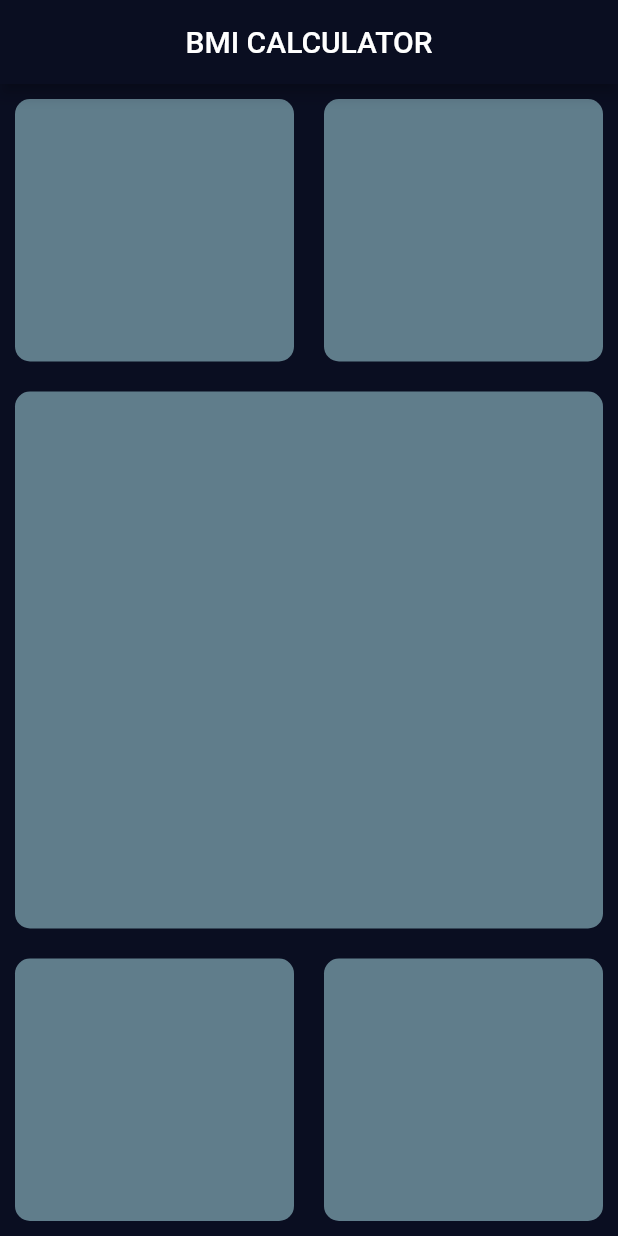
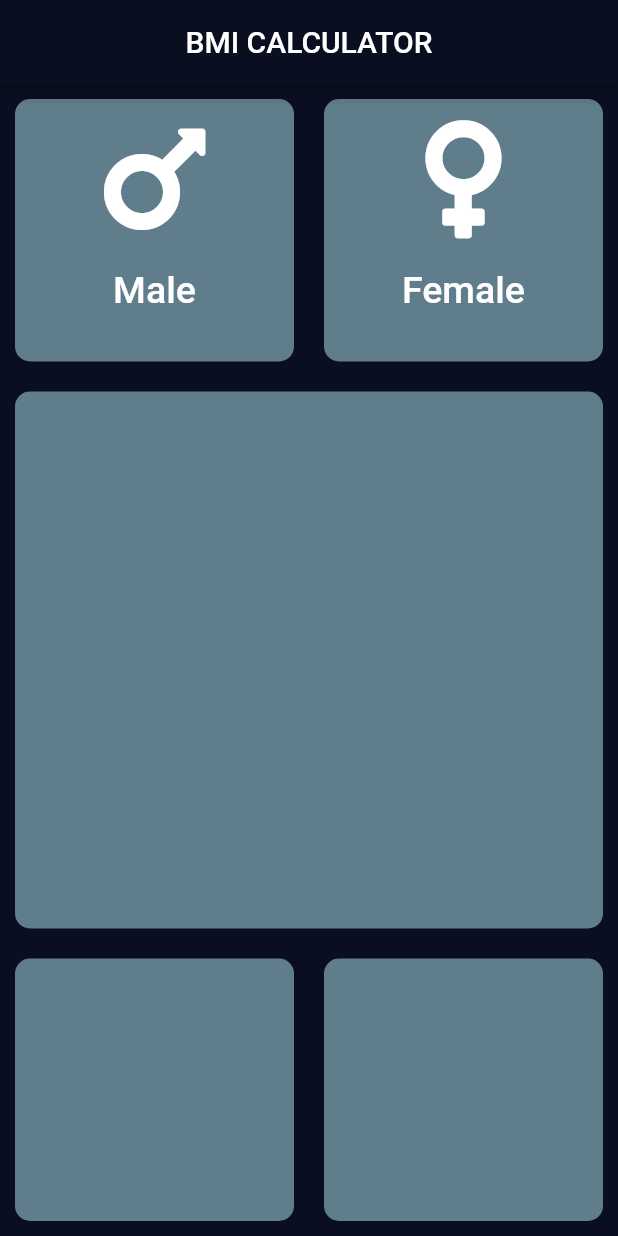
Before and after one commit to Subhradeep10/BMI_Calculator, a Flutter app: the screen it shows after launch, on a phone screen of 412 x 824 dp. Run offline on Flutter 3.47's test engine with Material 2 defaults, Android fonts, the phone set to English and light mode, and no system bars; our stand-ins replace font_awesome_flutter.

Commit message:
male and female icons are added

```diff
--- a/lib/input_page.dart
+++ b/lib/input_page.dart
@@ -1,5 +1,6 @@
 import 'package:flutter/cupertino.dart';
 import 'package:flutter/material.dart';
+import 'package:font_awesome_flutter/font_awesome_flutter.dart';
 
 class InputPage extends StatefulWidget {
   @override
@@ -19,6 +20,26 @@ class _InputPageState extends State<InputPage> {
               children: [
                 Expanded(
                   child: Container(
+                    child: TextButton(
+                      onPressed: () {},
+                      child: Column(
+                        children: [
+                          Icon(
+                            FontAwesomeIcons.mars,
+                            color: Colors.white,
+                            size: 90,
+                          ),
+                          SizedBox(
+                            height: 15.0,
+                          ),
+                          Text(
+                            'Male',
+                            style:
+                                TextStyle(fontSize: 25.0, color: Colors.white),
+                          )
+                        ],
+                      ),
+                    ),
                     margin: EdgeInsets.all(10.0),
                     height: 175.0,
                     width: 100.0,
@@ -30,6 +51,26 @@ class _InputPageState extends State<InputPage> {
                 ),
                 Expanded(
                   child: Container(
+                    child: TextButton(
+                      onPressed: () {},
+                      child: Column(
+                        children: [
+                          Icon(
+                            FontAwesomeIcons.venus,
+                            color: Colors.white,
+                            size: 90,
+                          ),
+                          SizedBox(
+                            height: 15.0,
+                          ),
+                          Text(
+                            'Female',
+                            style:
+                                TextStyle(fontSize: 25.0, color: Colors.white),
+                          )
+                        ],
+                      ),
+                    ),
                     margin: EdgeInsets.all(10.0),
                     height: 175.0,
                     width: 100.0,
--- a/pubspec.yaml
+++ b/pubspec.yaml
@@ -11,6 +11,7 @@ dependencies:
     sdk: flutter
 
   cupertino_icons: ^0.1.2
+  font_awesome_flutter: ^9.0.0
 
 dev_dependencies:
   flutter_test:
@@ -18,3 +19,6 @@ dev_dependencies:
 
 flutter:
   uses-material-design: true
+
+  assets:
+    - images/
```
Also changed, not shown: images/male-symbol.png (added).
